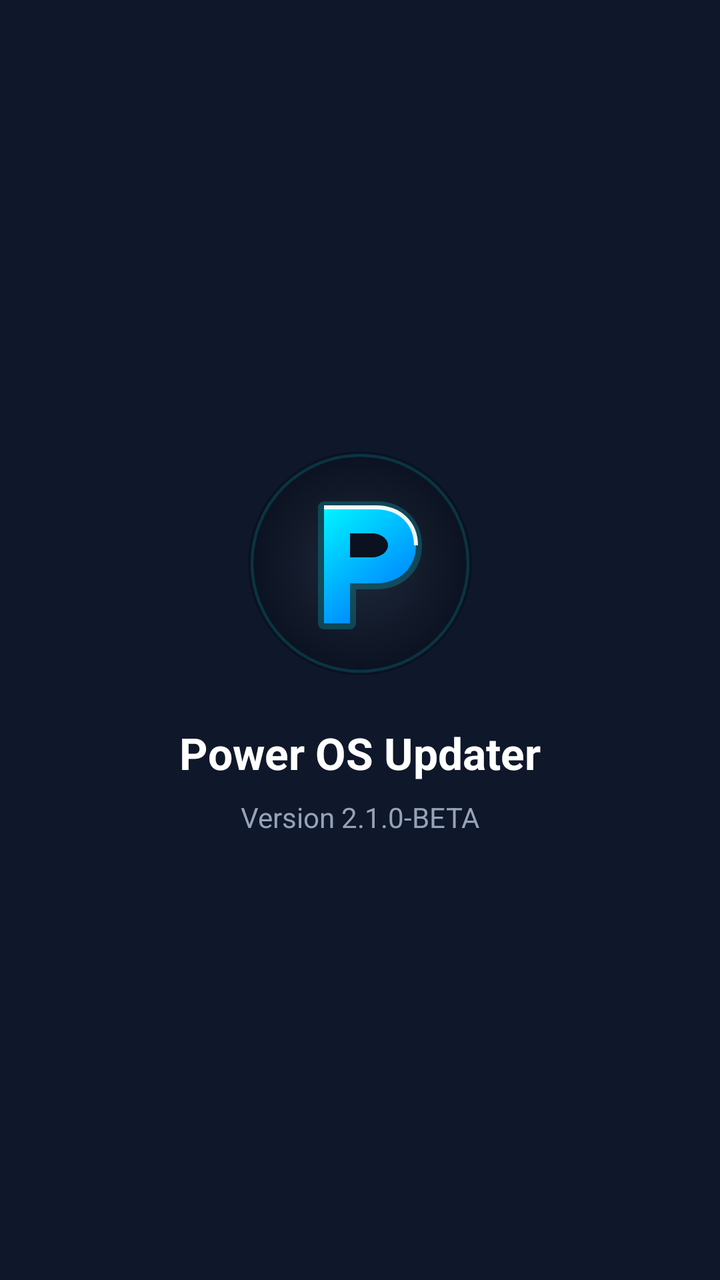
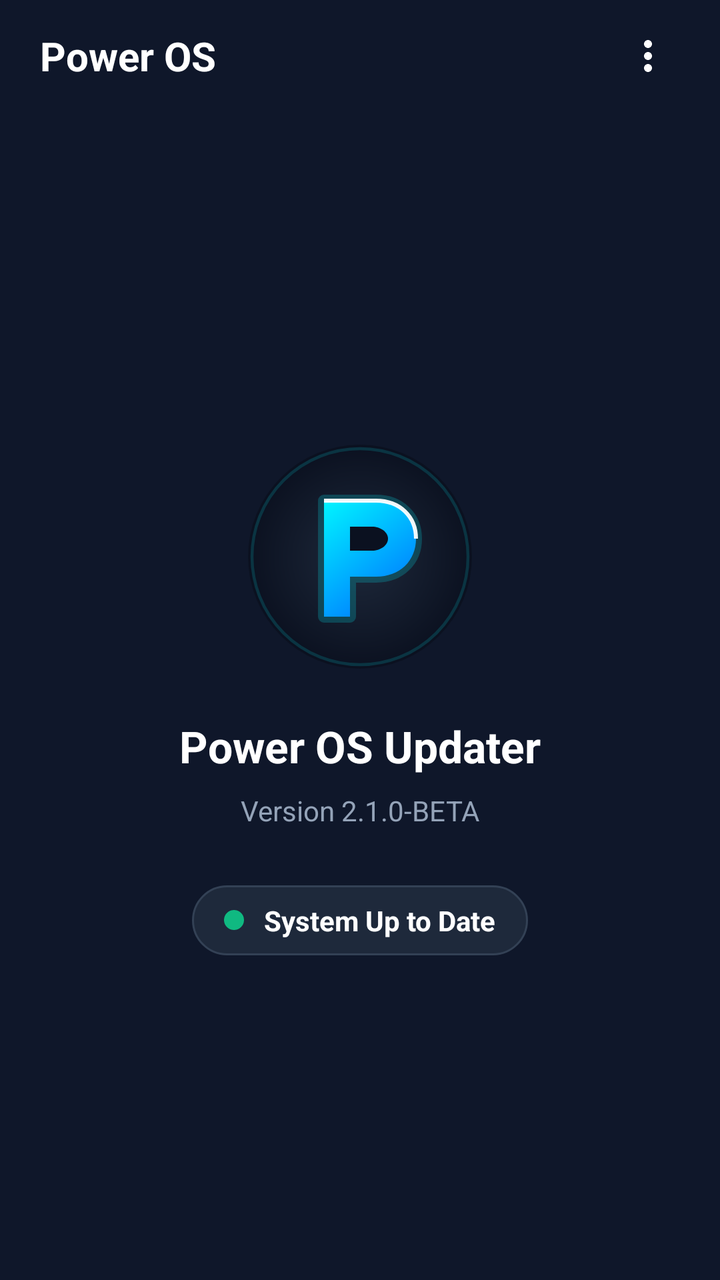

An Android layout rendered at two revisions. The XML below is the earlier revision; the diff shows what the commit changed to produce the second picture.
<!-- AndroidManifest.xml: activity theme Theme.MyApplication -->
<!-- res/layout/activity_main.xml -->
<?xml version="1.0" encoding="utf-8"?>
<LinearLayout xmlns:android="http://schemas.android.com/apk/res/android"
    android:id="@+id/mainContentRoot"
    android:layout_width="match_parent"
    android:layout_height="match_parent"
    android:gravity="center"
    android:orientation="vertical"
    android:padding="24dp">

    <ImageView
        android:id="@+id/ivPowerOsLogo"
        android:layout_width="120dp"
        android:layout_height="120dp"
        android:contentDescription="@string/app_name"
        android:src="@drawable/ic_power_os_logo" />

    <TextView
        android:id="@+id/tvAppName"
        android:layout_width="wrap_content"
        android:layout_height="wrap_content"
        android:layout_marginTop="20dp"
        android:text="@string/app_name"
        android:textColor="#FFFFFF"
        android:textSize="22sp"
        android:textStyle="bold" />

    <TextView
        android:id="@+id/tvVersion"
        android:layout_width="wrap_content"
        android:layout_height="wrap_content"
        android:layout_marginTop="8dp"
        android:text="@string/version_name"
        android:textColor="#94A3B8"
        android:textSize="14sp" />

</LinearLayout>
<!-- resources referenced by this layout -->
<resources>
  <!-- drawable ic_power_os_logo (drawable) -->
  <?xml version="1.0" encoding="utf-8"?>
  <vector xmlns:android="http://schemas.android.com/apk/res/android"
      xmlns:aapt="http://schemas.android.com/aapt"
      android:width="120dp"
      android:height="120dp"
      android:viewportWidth="120"
      android:viewportHeight="120">
  
      
      <path
          android:pathData="M60,60m-56,0a56,56 0 1,0 112,0a56,56 0 1,0 -112,0">
          <aapt:attr name="android:fillColor">
              <gradient
                  android:type="radial"
                  android:centerX="60"
                  android:centerY="60"
                  android:gradientRadius="56"
                  android:startColor="#1E293B"
                  android:endColor="#0B1120" />
          </aapt:attr>
      </path>
  
      
      <path
          android:pathData="M60,60m-54,0a54,54 0 1,0 108,0a54,54 0 1,0 -108,0"
          android:strokeWidth="1.5"
          android:strokeColor="#2600F5FF" />
  
      
      <path
          android:pathData="M42,32 L68,32 C80,32 88,40 88,51 C88,62 80,70 68,70 L55,70 L55,90 L42,90 Z"
          android:strokeWidth="6"
          android:strokeLineJoin="round"
          android:strokeColor="#3300F5FF" />
  
      
      <path
          android:pathData="M42,32 L68,32 C80,32 88,40 88,51 C88,62 80,70 68,70 L55,70 L55,90 L42,90 Z">
          <aapt:attr name="android:fillColor">
              <gradient
                  android:type="linear"
                  android:startX="42"
                  android:startY="32"
                  android:endX="88"
                  android:endY="90"
                  android:startColor="#00F5FF"
                  android:endColor="#0066FF" />
          </aapt:attr>
      </path>
  
      
      <path
          android:pathData="M55,45 L66,45 C70,45 74,47.5 74,51 C74,54.5 70,57 66,57 L55,57 Z"
          android:fillColor="#0B1120" />
  
      
      <path
          android:pathData="M42,32 L68,32 C80,32 88,40 88,51"
          android:strokeWidth="2"
          android:strokeColor="#F0FFFFFF" />
  </vector>
  <string name="app_name">Power OS Updater</string>
  <string name="version_name">Version 2.1.0-BETA</string>
  <style name="Theme.MyApplication" parent="android:Theme.Material.NoActionBar">
          <item name="android:windowBackground">@color/midnight_bg</item>
          <item name="android:statusBarColor">@android:color/transparent</item>
          <item name="android:navigationBarColor">@android:color/transparent</item>
      </style>
  <color name="midnight_bg">#0F172A</color>
</resources>

<!-- the commit's change to res/layout/activity_main.xml (unified diff, before → after) -->
@@ -3,34 +3,103 @@
     android:id="@+id/mainContentRoot"
     android:layout_width="match_parent"
     android:layout_height="match_parent"
-    android:gravity="center"
-    android:orientation="vertical"
-    android:padding="24dp">
+    android:orientation="vertical">
 
-    <ImageView
-        android:id="@+id/ivPowerOsLogo"
-        android:layout_width="120dp"
-        android:layout_height="120dp"
-        android:contentDescription="@string/app_name"
-        android:src="@drawable/ic_power_os_logo" />
+    
+    <RelativeLayout
+        android:id="@+id/topHeaderBar"
+        android:layout_width="match_parent"
+        android:layout_height="56dp"
+        android:paddingStart="20dp"
+        android:paddingEnd="12dp">
 
-    <TextView
-        android:id="@+id/tvAppName"
-        android:layout_width="wrap_content"
-        android:layout_height="wrap_content"
-        android:layout_marginTop="20dp"
-        android:text="@string/app_name"
-        android:textColor="#FFFFFF"
-        android:textSize="22sp"
-        android:textStyle="bold" />
+        <TextView
+            android:id="@+id/tvHeaderTitle"
+            android:layout_width="wrap_content"
+            android:layout_height="wrap_content"
+            android:layout_alignParentStart="true"
+            android:layout_centerVertical="true"
+            android:text="@string/header_title"
+            android:textColor="#FFFFFF"
+            android:textSize="20sp"
+            android:textStyle="bold" />
 
-    <TextView
-        android:id="@+id/tvVersion"
-        android:layout_width="wrap_content"
-        android:layout_height="wrap_content"
-        android:layout_marginTop="8dp"
-        android:text="@string/version_name"
-        android:textColor="#94A3B8"
-        android:textSize="14sp" />
+        <ImageButton
+            android:id="@+id/btnOverflowMenu"
+            android:layout_width="48dp"
+            android:layout_height="48dp"
+            android:layout_alignParentEnd="true"
+            android:layout_centerVertical="true"
+            android:background="?attr/selectableItemBackgroundBorderless"
+            android:contentDescription="@string/app_name"
+            android:src="@drawable/ic_more_vert" />
+
+    </RelativeLayout>
+
+    
+    <LinearLayout
+        android:id="@+id/centerContent"
+        android:layout_width="match_parent"
+        android:layout_height="0dp"
+        android:layout_weight="1"
+        android:gravity="center"
+        android:orientation="vertical"
+        android:padding="24dp">
+
+        <ImageView
+            android:id="@+id/ivPowerOsLogo"
+            android:layout_width="120dp"
+            android:layout_height="120dp"
+            android:contentDescription="@string/app_name"
+            android:src="@drawable/ic_power_os_logo" />
+
+        <TextView
+            android:id="@+id/tvAppName"
+            android:layout_width="wrap_content"
+            android:layout_height="wrap_content"
+            android:layout_marginTop="20dp"
+            android:text="@string/app_name"
+            android:textColor="#FFFFFF"
+            android:textSize="22sp"
+            android:textStyle="bold" />
+
+        <TextView
+            android:id="@+id/tvVersion"
+            android:layout_width="wrap_content"
+            android:layout_height="wrap_content"
+            android:layout_marginTop="8dp"
+            android:text="@string/version_name"
+            android:textColor="#94A3B8"
+            android:textSize="14sp" />
+
+        
+        <LinearLayout
+            android:id="@+id/statusPill"
+            android:layout_width="wrap_content"
+            android:layout_height="wrap_content"
+            android:layout_marginTop="28dp"
+            android:background="@drawable/bg_status_pill"
+            android:gravity="center_vertical"
+            android:orientation="horizontal">
+
+            <View
+                android:id="@+id/indicatorDot"
+                android:layout_width="10dp"
+                android:layout_height="10dp"
+                android:background="@drawable/indicator_dot" />
+
+            <TextView
+                android:id="@+id/tvStatusText"
+                android:layout_width="wrap_content"
+                android:layout_height="wrap_content"
+                android:layout_marginStart="10dp"
+                android:text="@string/status_up_to_date"
+                android:textColor="#FFFFFF"
+                android:textSize="14sp"
+                android:textStyle="bold" />
+
+        </LinearLayout>
+
+    </LinearLayout>
 
 </LinearLayout>
<!-- resource entries referenced after the edit -->
@@ -1,5 +1,32 @@
 <!-- resources referenced by this layout -->
 <resources>
+  <!-- drawable bg_status_pill (drawable) -->
+  <?xml version="1.0" encoding="utf-8"?>
+  <shape xmlns:android="http://schemas.android.com/apk/res/android"
+      android:shape="rectangle">
+      <corners android:radius="24dp" />
+      <solid android:color="#1E293B" />
+      <stroke
+          android:width="1dp"
+          android:color="#334155" />
+      <padding
+          android:left="16dp"
+          android:top="8dp"
+          android:right="16dp"
+          android:bottom="8dp" />
+  </shape>
+  <!-- drawable ic_more_vert (drawable) -->
+  <?xml version="1.0" encoding="utf-8"?>
+  <vector xmlns:android="http://schemas.android.com/apk/res/android"
+      android:width="24dp"
+      android:height="24dp"
+      android:viewportWidth="24"
+      android:viewportHeight="24"
+      android:tint="#FFFFFF">
+      <path
+          android:fillColor="@android:color/white"
+          android:pathData="M12,8c1.1,0 2,-0.9 2,-2s-0.9,-2 -2,-2 -2,0.9 -2,2 0.9,2 2,2zM12,10c-1.1,0 -2,0.9 -2,2s0.9,2 2,2 2,-0.9 2,-2 -0.9,-2 -2,-2zM12,16c-1.1,0 -2,0.9 -2,2s0.9,2 2,2 2,-0.9 2,-2 -0.9,-2 -2,-2z" />
+  </vector>
   <!-- drawable ic_power_os_logo (drawable) -->
   <?xml version="1.0" encoding="utf-8"?>
   <vector xmlns:android="http://schemas.android.com/apk/res/android"
@@ -62,7 +89,18 @@
           android:strokeWidth="2"
           android:strokeColor="#F0FFFFFF" />
   </vector>
+  <!-- drawable indicator_dot (drawable) -->
+  <?xml version="1.0" encoding="utf-8"?>
+  <shape xmlns:android="http://schemas.android.com/apk/res/android"
+      android:shape="oval">
+      <size
+          android:width="10dp"
+          android:height="10dp" />
+      <solid android:color="#10B981" />
+  </shape>
   <string name="app_name">Power OS Updater</string>
+  <string name="header_title">Power OS</string>
+  <string name="status_up_to_date">System Up to Date</string>
   <string name="version_name">Version 2.1.0-BETA</string>
   <style name="Theme.MyApplication" parent="android:Theme.Material.NoActionBar">
           <item name="android:windowBackground">@color/midnight_bg</item>
